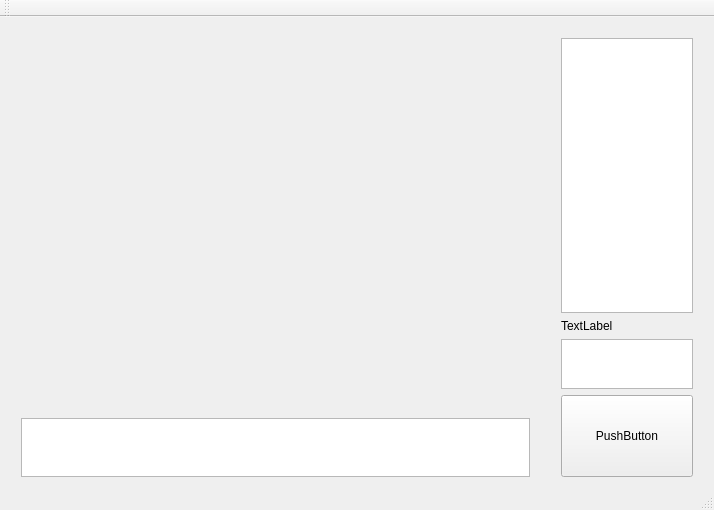
This is VoceTest1/mainwindow.ui in Qt-Widgets/UAV-Project as Qt 5 draws it before an edit. The edited form follows.
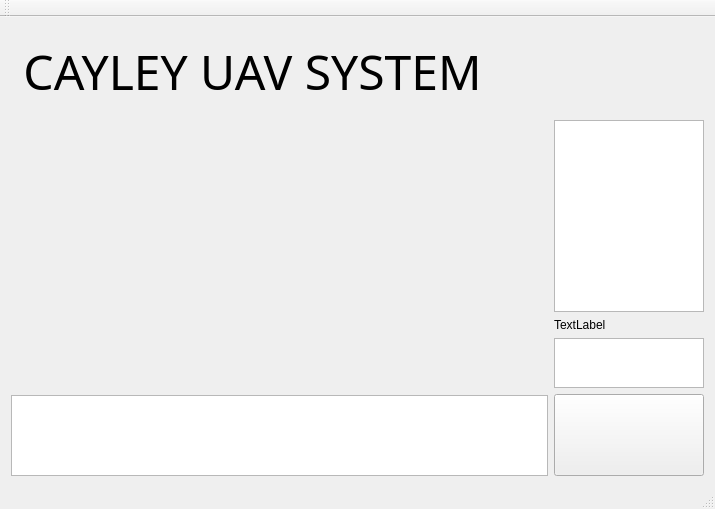
This is the edited form. Icons and pictures are not drawn.

The edit to the form file:
```diff
--- a/VoceTest1/mainwindow.ui
+++ b/VoceTest1/mainwindow.ui
@@ -6,8 +6,8 @@
    <rect>
     <x>0</x>
     <y>0</y>
-    <width>714</width>
-    <height>510</height>
+    <width>715</width>
+    <height>509</height>
    </rect>
   </property>
   <property name="windowTitle">
@@ -20,57 +20,57 @@
      <verstretch>0</verstretch>
     </sizepolicy>
    </property>
-   <widget class="QWidget" name="horizontalLayoutWidget">
-    <property name="geometry">
-     <rect>
-      <x>10</x>
-      <y>390</y>
-      <width>531</width>
-      <height>81</height>
-     </rect>
-    </property>
+   <layout class="QGridLayout" name="gridLayout_2">
+    <item row="2" column="0">
     <layout class="QHBoxLayout" name="horizontalLayout">
      <item>
-      <widget class="QTextBrowser" name="textBrowser_2"/>
-     </item>
-    </layout>
-   </widget>
-   <widget class="QWidget" name="verticalLayoutWidget">
-    <property name="geometry">
-     <rect>
-      <x>10</x>
-      <y>10</y>
-      <width>531</width>
-      <height>371</height>
-     </rect>
-    </property>
-    <layout class="QVBoxLayout" name="verticalLayout"/>
-   </widget>
-   <widget class="QWidget" name="gridLayoutWidget">
-    <property name="geometry">
-     <rect>
-      <x>550</x>
-      <y>10</y>
-      <width>154</width>
-      <height>461</height>
-     </rect>
-    </property>
+       <widget class="QTextBrowser" name="textBrowser_2">
+        <property name="minimumSize">
+         <size>
+          <width>0</width>
+          <height>81</height>
+         </size>
+        </property>
+        <property name="maximumSize">
+         <size>
+          <width>16777215</width>
+          <height>81</height>
+         </size>
+        </property>
+       </widget>
+      </item>
+     </layout>
+    </item>
+    <item row="1" column="1" rowspan="2">
     <layout class="QGridLayout" name="gridLayout">
      <item row="2" column="0">
       <widget class="QTextEdit" name="textEdit">
        <property name="maximumSize">
         <size>
-         <width>16777215</width>
+          <width>150</width>
          <height>50</height>
         </size>
        </property>
       </widget>
      </item>
      <item row="0" column="0">
-      <widget class="QTextBrowser" name="textBrowser"/>
+       <widget class="QTextBrowser" name="textBrowser">
+        <property name="maximumSize">
+         <size>
+          <width>150</width>
+          <height>16777215</height>
+         </size>
+        </property>
+       </widget>
      </item>
      <item row="1" column="0">
       <widget class="QLabel" name="label">
+        <property name="maximumSize">
+         <size>
+          <width>150</width>
+          <height>16777215</height>
+         </size>
+        </property>
        <property name="text">
         <string>TextLabel</string>
        </property>
@@ -84,19 +84,52 @@
          <verstretch>0</verstretch>
         </sizepolicy>
        </property>
+        <property name="minimumSize">
+         <size>
+          <width>150</width>
+          <height>82</height>
+         </size>
+        </property>
        <property name="maximumSize">
         <size>
-         <width>16777215</width>
+          <width>150</width>
          <height>82</height>
         </size>
        </property>
        <property name="text">
-        <string>PushButton</string>
-       </property>
+         <string/>
+        </property>
+        <property name="icon">
+         <iconset>
+          <normaloff>../../../../Downloads/red.png</normaloff>../../../../Downloads/red.png</iconset>
+        </property>
+        <property name="iconSize">
+         <size>
+          <width>150</width>
+          <height>82</height>
+         </size>
+        </property>
       </widget>
      </item>
     </layout>
-   </widget>
+    </item>
+    <item row="1" column="0">
+     <layout class="QVBoxLayout" name="verticalLayout"/>
+    </item>
+    <item row="0" column="0">
+     <widget class="QLabel" name="label_2">
+      <property name="font">
+       <font>
+        <family>Agency FB</family>
+        <pointsize>36</pointsize>
+       </font>
+      </property>
+      <property name="text">
+       <string> CAYLEY UAV SYSTEM</string>
+      </property>
+     </widget>
+    </item>
+   </layout>
   </widget>
   <widget class="QToolBar" name="mainToolBar">
    <attribute name="toolBarArea">
```
Lines whose indentation alone changed are shown as unchanged.
